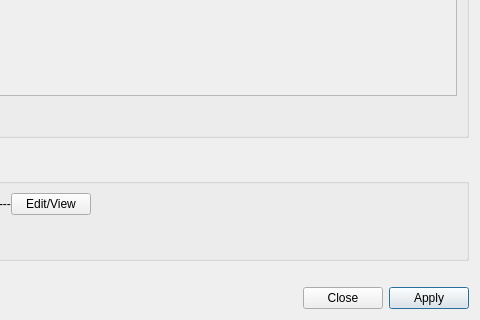
Qt form src/editperiodicdialog.ui (redmoon1945/gbp) before a commit; both pictures show x 420 to 900 and y 494 to 814 of the 900 by 814 pixel window.
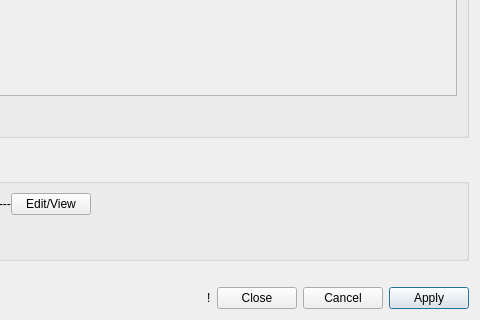
The same form after that commit.

```diff
--- a/src/editperiodicdialog.ui
+++ b/src/editperiodicdialog.ui
@@ -1099,6 +1099,16 @@
          </property>
         </spacer>
        </item>
+       <item>
+        <widget class="QLabel" name="modifiedWarningLabel">
+         <property name="toolTip">
+          <string>&lt;html&gt;&lt;head/&gt;&lt;body&gt;&lt;p&gt;This cash stream definition has been modified in this window. Click &amp;quot;Apply&amp;quot; to apply the changes, or &amp;quot;Cancel&amp;quot; to discard them.&lt;/p&gt;&lt;/body&gt;&lt;/html&gt;</string>
+         </property>
+         <property name="text">
+          <string notr="true">!</string>
+         </property>
+        </widget>
+       </item>
        <item>
         <widget class="QPushButton" name="closePushButton">
          <property name="text">
@@ -1112,6 +1122,19 @@
          </property>
         </widget>
        </item>
+       <item>
+        <widget class="QPushButton" name="cancelPushButton">
+         <property name="toolTip">
+          <string>&lt;html&gt;&lt;head/&gt;&lt;body&gt;&lt;p&gt;Discard the changes and close the window.&lt;/p&gt;&lt;/body&gt;&lt;/html&gt;</string>
+         </property>
+         <property name="text">
+          <string>Cancel</string>
+         </property>
+         <property name="autoDefault">
+          <bool>false</bool>
+         </property>
+        </widget>
+       </item>
        <item>
         <widget class="QPushButton" name="applyPushButton">
          <property name="text">
```
Left out of the diff: 6 changed lines with no effect on the pictures.
